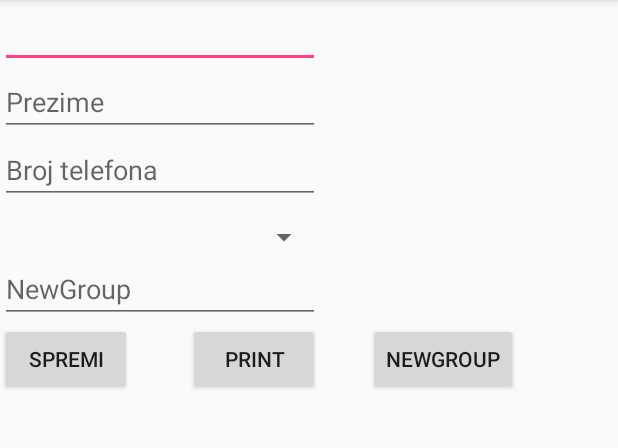
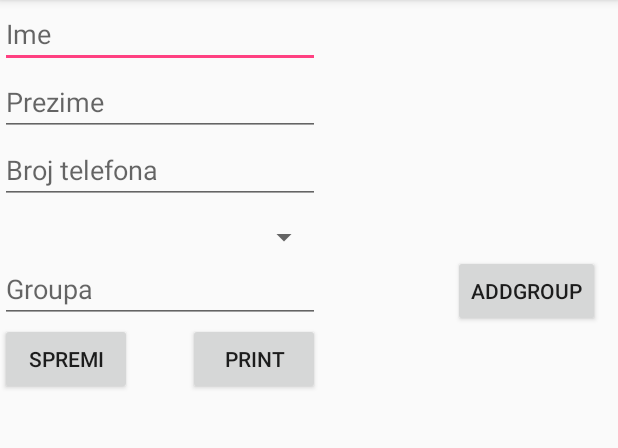
Before and after one commit to vanjs83/TelefonskiImenik, an Android app: the screen it shows after launch (MainActivity), after a tap on "SPREMI", on a phone screen of 412 x 824 dp, the part 84-532 px from its top. Run offline under Robolectric (Android 15) with nearby library versions, the phone set to English and light mode, and no system bars; libraries missing offline, so code that uses them is left out: com.itextpdf.text, java.security.acl.

Commit message:
stavi promjene

```diff
--- a/app/src/main/java/com/imenik/osmibit/telefonskiimenik/MainActivity.java
+++ b/app/src/main/java/com/imenik/osmibit/telefonskiimenik/MainActivity.java
@@ -106,7 +106,7 @@ public class MainActivity extends AppCompatActivity implements AdapterView.OnIte
         System.out.println("SURNAME :" + surname);
         telNumber = mNumber.getText().toString();
         System.out.println("TELNUBER:" + telNumber);
-        mName.setHint("");
+
         // creates
         db = new DatabaseHandler(this);
         //position
--- a/app/src/main/res/layout/activity_main.xml
+++ b/app/src/main/res/layout/activity_main.xml
@@ -54,7 +54,7 @@
         android:layout_below="@+id/spinner"
         android:layout_alignRight="@+id/editNumber"
         android:layout_alignEnd="@+id/editNumber"
-        android:hint="NewGroup"
+        android:hint="Groupa"
         />
 
 
@@ -82,14 +82,15 @@
         android:id="@+id/buttongroup"
         android:layout_width="wrap_content"
         android:layout_height="wrap_content"
-        android:layout_marginLeft="32dp"
-        android:layout_marginStart="32dp"
-        android:text="NewGroup"
+        android:text="AddGroup"
         android:onClick="onNewGroupContact"
-        android:layout_alignBaseline="@+id/buttonprint"
-        android:layout_alignBottom="@+id/buttonprint"
-        android:layout_toRightOf="@+id/buttonprint"
-        android:layout_toEndOf="@+id/buttonprint" />
+
+
+        android:layout_below="@+id/spinner"
+        android:layout_alignParentRight="true"
+        android:layout_alignParentEnd="true"
+        android:layout_marginRight="12dp"
+        android:layout_marginEnd="12dp" />
 
 
 </RelativeLayout>
```
